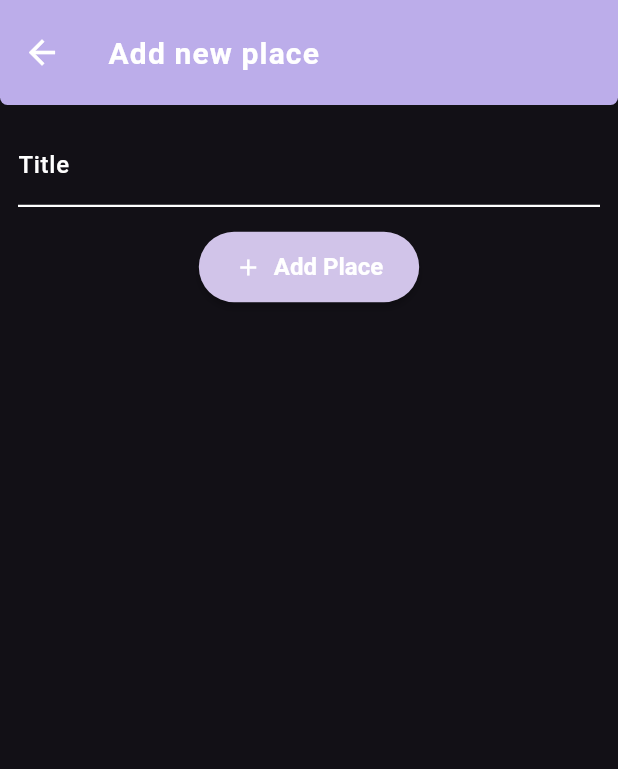
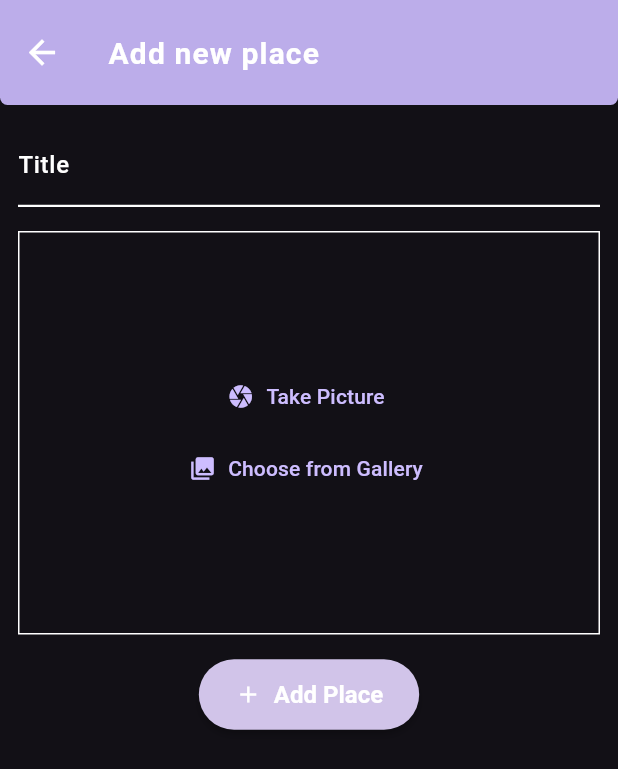
Before and after one commit to AmitAswal-lab/Flutter-FavoritePlaces-App, a Flutter app: the screen it shows after launch, after a tap on the "add" icon, on a phone screen of 412 x 824 dp. Shown: the top 769 px of the screen. Run offline on Flutter 3.47's test engine with Material 3 defaults, Android fonts, the phone set to English and light mode, and no system bars; our stand-ins replace flutter_riverpod, google_fonts, image_picker, permission_handler.

Commit message:
Added image picker feature

```diff
--- a/lib/models/place.dart
+++ b/lib/models/place.dart
@@ -1,10 +1,13 @@
+import 'dart:io';
+
 import 'package:uuid/uuid.dart';
 
 const uuid = Uuid();
 
 class Place {
-  Place({required this.title}) : id = uuid.v4();
+  Place({required this.title, required this.image}) : id = uuid.v4();
 
   final String id;
   final String title;
+  final File image;
 }
--- a/lib/providers/user_places.dart
+++ b/lib/providers/user_places.dart
@@ -1,11 +1,13 @@
 import 'package:favorite_places/models/place.dart';
 import 'package:flutter_riverpod/flutter_riverpod.dart';
+
+import 'dart:io';
 
 class UserPlacesNotifier extends StateNotifier<List<Place> >{
   UserPlacesNotifier() : super(const []);
 
-  void addPlace(String title){
-    final newPlace = Place(title: title);
+  void addPlace(String title, File image){
+    final newPlace = Place(title: title,image: image);
     state = [newPlace ,...state,];
   }
 }
--- a/lib/screens/add_place.dart
+++ b/lib/screens/add_place.dart
@@ -1,4 +1,7 @@
+import 'dart:io';
+
 import 'package:favorite_places/providers/user_places.dart';
+import 'package:favorite_places/widgets/image_input.dart';
 import 'package:flutter/material.dart';
 import 'package:flutter_riverpod/flutter_riverpod.dart';
 
@@ -12,14 +15,15 @@ class AddPlaceScreem extends ConsumerStatefulWidget {
 
 class _AddPlaceScreemState extends ConsumerState<AddPlaceScreem> {
   final _titleController = TextEditingController();
+  File? _selectedImage;
 
   void _savePlace(){
     final enteredTexted = _titleController.text;
 
-    if(enteredTexted.isEmpty){
+    if(enteredTexted.isEmpty || _selectedImage == null){
       return;
     }
-    ref.read(userPlacesProvider.notifier).addPlace(enteredTexted);
+    ref.read(userPlacesProvider.notifier).addPlace(enteredTexted, _selectedImage!);
 
     Navigator.of(context).pop();
 
@@ -46,6 +50,10 @@ class _AddPlaceScreemState extends ConsumerState<AddPlaceScreem> {
 
             ),
             const SizedBox(height: 16),
+            ImageInput(onPickImage: (image) {
+              _selectedImage = image;
+            },),
+            const SizedBox(height: 16),
             ElevatedButton.icon(
               onPressed: _savePlace,
               icon: Icon(Icons.add),
--- a/lib/screens/places.dart
+++ b/lib/screens/places.dart
@@ -31,7 +31,11 @@ class PlacesScreen extends ConsumerWidget {
           ),
         ],
       ),
-      body: PlacesList(places: userPlaces),
+      body:
+         Padding(
+           padding: const EdgeInsets.only(top: 12),
+           child: PlacesList(places: userPlaces),
+         ),
     );
   }
 }
--- /dev/null
+++ b/lib/widgets/image_input.dart
@@ -0,0 +1,112 @@
+import 'package:flutter/material.dart';
+import 'package:image_picker/image_picker.dart';
+import 'package:permission_handler/permission_handler.dart';
+import 'dart:io';
+
+class ImageInput extends StatefulWidget {
+  const ImageInput({super.key, required this.onPickImage});
+
+  final void Function(File image) onPickImage;
+
+  @override
+  State<ImageInput> createState() => _ImageInputState();
+}
+
+class _ImageInputState extends State<ImageInput> {
+  File? _selectedImage;
+
+  Future<void> _pickImage(ImageSource source) async {
+    // Request camera permission if using camera
+    if (source == ImageSource.camera) {
+      var status = await Permission.camera.request();
+      if (status.isDenied) {
+        return;
+      }
+    }
+
+    final imagePicker = ImagePicker();
+    final pickedImage = await imagePicker.pickImage(source: source);
+
+    if (pickedImage == null) {
+      return;
+    }
+
+    setState(() {
+      _selectedImage = File(pickedImage.path);
+    });
+
+    widget.onPickImage(_selectedImage!);
+  }
+
+  @override
+  Widget build(BuildContext context) {
+    Widget content = Column(
+      mainAxisAlignment: MainAxisAlignment.center,
+      children: [
+        TextButton.icon(
+          icon: const Icon(Icons.camera),
+          label: const Text('Take Picture'),
+          onPressed: () => _pickImage(ImageSource.camera),
+        ),
+        TextButton.icon(
+          icon: const Icon(Icons.photo_library),
+          label: const Text('Choose from Gallery'),
+          onPressed: () => _pickImage(ImageSource.gallery),
+        ),
+      ],
+    );
+
+    if (_selectedImage != null) {
+      content = GestureDetector(
+        onTap: () {
+          // Optional: let user re-select from camera/gallery
+          showModalBottomSheet(
+            context: context,
+            builder: (_) => SafeArea(
+              child: Column(
+                mainAxisSize: MainAxisSize.min,
+                children: [
+                  ListTile(
+                    leading: const Icon(Icons.camera),
+                    title: const Text('Take Picture'),
+                    onTap: () {
+                      Navigator.pop(context);
+                      _pickImage(ImageSource.camera);
+                    },
+                  ),
+                  ListTile(
+                    leading: const Icon(Icons.photo_library),
+                    title: const Text('Choose from Gallery'),
+                    onTap: () {
+                      Navigator.pop(context);
+                      _pickImage(ImageSource.gallery);
+                    },
+                  ),
+                ],
+              ),
+            ),
+          );
+        },
+        child: Image.file(
+          _selectedImage!,
+          fit: BoxFit.cover,
+          width: double.infinity,
+          height: double.infinity,
+        ),
+      );
+    }
+
+    return Container(
+      decoration: BoxDecoration(
+        border: Border.all(
+          width: 1,
+          color: Theme.of(context).colorScheme.onSurface,
+        ),
+      ),
+      height: 269,
+      width: double.infinity,
+      alignment: Alignment.center,
+      child: content,
+    );
+  }
+}
--- a/pubspec.yaml
+++ b/pubspec.yaml
@@ -37,6 +37,8 @@ dependencies:
   google_fonts: ^6.3.0
   uuid: ^4.5.1
   flutter_riverpod: ^2.6.1
+  image_picker: ^1.1.2
+  permission_handler: ^11.3.1
 
 dev_dependencies:
   flutter_test:
```
Also changed, not shown: lib/screens/place_detail.dart (+4 -7 lines), lib/widgets/places_list.dart (+8 -1 lines), pubspec.lock, 7 other files.
